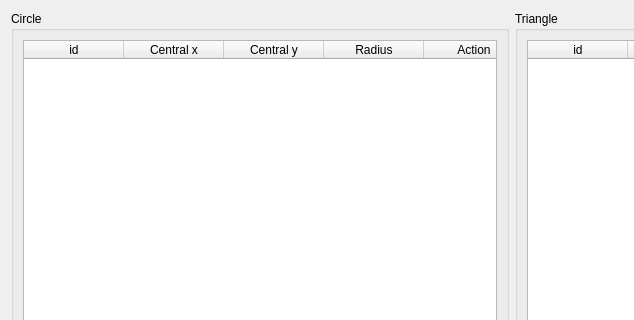
JeyM1/Course_Work_OOP_1, file dialog_editfigures.ui: the form before one commit; both pictures show x 0 to 634 and y 0 to 320 of the 1024 by 768 pixel window.
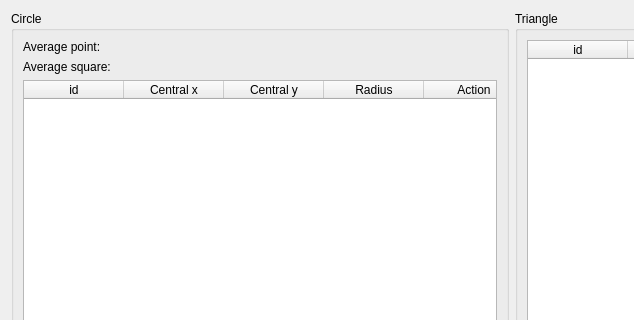
The form after the commit.

Commit message: todo: avg

Diff of the .ui file:
```diff
--- a/dialog_editfigures.ui
+++ b/dialog_editfigures.ui
@@ -21,8 +21,34 @@
        <property name="title">
         <string>Circle</string>
        </property>
-       <layout class="QGridLayout" name="gridLayout">
-        <item row="0" column="0">
+       <layout class="QVBoxLayout" name="verticalLayout">
+        <item>
+         <widget class="QLabel" name="lbl_circle_avg_point">
+          <property name="sizePolicy">
+           <sizepolicy hsizetype="Fixed" vsizetype="Fixed">
+            <horstretch>0</horstretch>
+            <verstretch>0</verstretch>
+           </sizepolicy>
+          </property>
+          <property name="text">
+           <string>Average point: </string>
+          </property>
+         </widget>
+        </item>
+        <item>
+         <widget class="QLabel" name="lbl_circle_avg_square">
+          <property name="sizePolicy">
+           <sizepolicy hsizetype="Fixed" vsizetype="Fixed">
+            <horstretch>0</horstretch>
+            <verstretch>0</verstretch>
+           </sizepolicy>
+          </property>
+          <property name="text">
+           <string>Average square: </string>
+          </property>
+         </widget>
+        </item>
+        <item>
          <widget class="QTableWidget" name="tableCircle">
           <property name="sizePolicy">
            <sizepolicy hsizetype="Expanding" vsizetype="Preferred">
```
